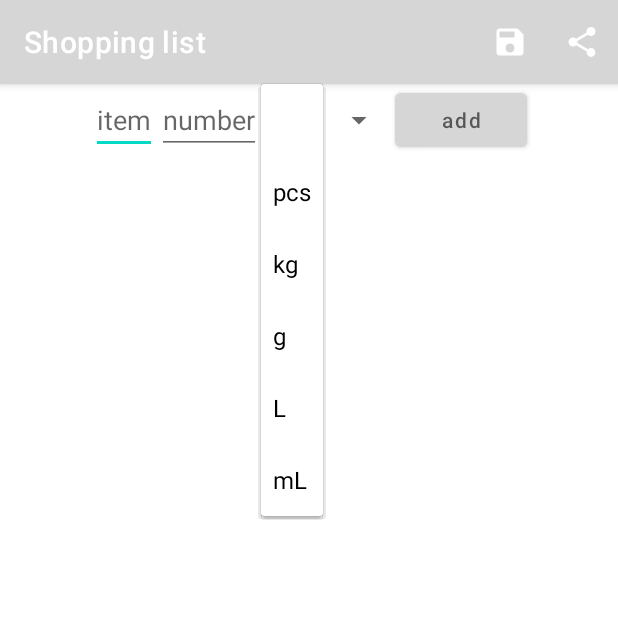
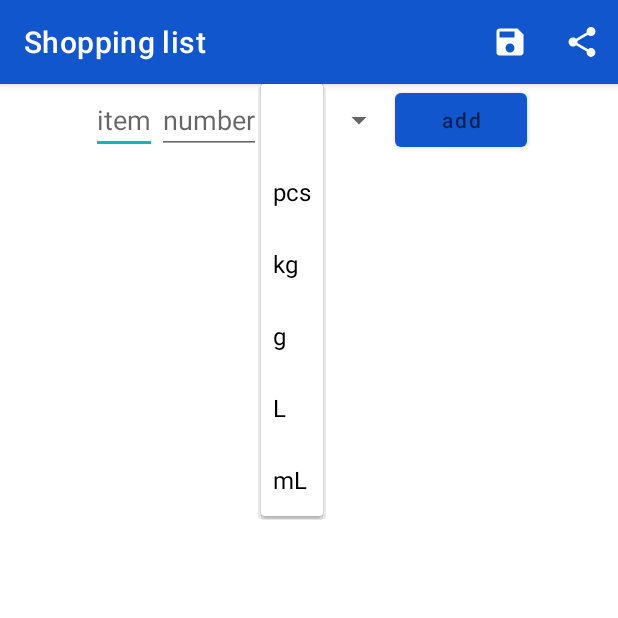
Before and after one commit to JOA-gamedev/Boodschappenlijstje3, an Android app: the screen it shows after launch (MainActivity), after a tap on an icon or button, on a phone screen of 412 x 824 dp, the top half of it. Run offline under Robolectric (Android 15) with nearby library versions, the phone set to English and light mode, and no system bars.

Commit message:
bug fixes

```diff
--- a/app/src/main/java/com/NovaLabs/boodschappenlijstje/MainActivity.java
+++ b/app/src/main/java/com/NovaLabs/boodschappenlijstje/MainActivity.java
@@ -178,16 +178,20 @@ public class MainActivity extends AppCompatActivity {
 
             File file = new File(getCacheDir(),R.string.share_file_name +".txt");
             FileOutputStream fileOutputStream = new FileOutputStream(file);
-            OutputStreamWriter writer = new OutputStreamWriter(fileOutputStream);
-            writer.write(json);
-            writer.close();
-            //get uri form file
+            try (OutputStreamWriter writer = new OutputStreamWriter(fileOutputStream)) {
+                writer.write(json);
+            } catch (IOException e) {
+                e.printStackTrace();
+                fileOutputStream.close();
+            }
 
             Uri uri = FileProvider.getUriForFile(this, this.getApplicationContext().getPackageName() + ".provider", file);
             //share uri
             shareIntent.setAction(Intent.ACTION_SEND);
             shareIntent.putExtra(Intent.EXTRA_STREAM, uri);
             shareIntent.setType("text/*");
+            shareIntent.setFlags(Intent.FLAG_GRANT_WRITE_URI_PERMISSION);
+            shareIntent.setFlags(Intent.FLAG_GRANT_WRITE_URI_PERMISSION);
             Intent chooser = Intent.createChooser(shareIntent, "Share File");
 
             List<ResolveInfo> resInfoList = this.getPackageManager().queryIntentActivities(chooser, PackageManager.MATCH_DEFAULT_ONLY);
@@ -235,6 +239,8 @@ public class MainActivity extends AppCompatActivity {
     @Override
     protected void onPause() {
         super.onPause();
-        saveData();
+        if(super.getIntent().getAction().equals(Intent.ACTION_MAIN)){
+            saveData();
+        }
     }
 }
--- a/app/src/main/res/values-night/themes.xml
+++ b/app/src/main/res/values-night/themes.xml
@@ -2,13 +2,13 @@
     <!-- Base application theme. -->
     <style name="Theme.Boodschappenlijstje" parent="Theme.MaterialComponents.DayNight.DarkActionBar">
         <!-- Primary brand color. -->
-        <item name="colorPrimary">@color/purple_200</item>
-        <item name="colorPrimaryVariant">@color/purple_700</item>
+        <item name="colorPrimary">@color/blue_700</item>
+        <item name="colorPrimaryVariant">@color/blue_500</item>
         <item name="colorOnPrimary">@color/black</item>
         <!-- Secondary brand color. -->
-        <item name="colorSecondary">@color/teal_200</item>
-        <item name="colorSecondaryVariant">@color/teal_200</item>
-        <item name="colorOnSecondary">@color/black</item>
+        <item name="colorSecondary">@color/lightblue_300</item>
+        <item name="colorSecondaryVariant">@color/lightblue_600</item>
+        <item name="colorOnSecondary">@color/white</item>
         <!-- Status bar color. -->
         <item name="android:statusBarColor" tools:targetApi="l">?attr/colorPrimaryVariant</item>
         <!-- Customize your theme here. -->
--- a/app/src/main/res/values/colors.xml
+++ b/app/src/main/res/values/colors.xml
@@ -1,10 +1,11 @@
 <?xml version="1.0" encoding="utf-8"?>
 <resources>
-    <color name="purple_200">#FFBB86FC</color>
-    <color name="purple_500">#FF6200EE</color>
-    <color name="purple_700">#FF3700B3</color>
-    <color name="teal_200">#FF03DAC5</color>
-    <color name="teal_700">#FF018786</color>
-    <color name="black">#FF000000</color>
-    <color name="white">#FFFFFFFF</color>
+    <color name="blue_500">#1156cc</color>
+    <color name="blue_700">#0043b5</color>
+    <color name="blue_200">#9aabe5</color>
+    <color name="lightblue_600">#11b3cc</color>
+    <color name="lightblue_800">#078a99</color>
+    <color name="lightblue_300">#52d6ea</color>
+    <color name="black">#000000</color>
+    <color name="white">#FFFFFF</color>
 </resources>
--- a/app/src/main/res/values/themes.xml
+++ b/app/src/main/res/values/themes.xml
@@ -2,13 +2,13 @@
     <!-- Base application theme. -->
     <style name="Theme.Boodschappenlijstje" parent="Theme.MaterialComponents.DayNight.DarkActionBar">
         <!-- Primary brand color. -->
-        <item name="colorPrimary">@color/ic_launcher_background</item>
-        <item name="colorPrimaryVariant">#4a87e8</item>
+        <item name="colorPrimary">@color/blue_500</item>
+        <item name="colorPrimaryVariant">@color/blue_700</item>
         <item name="colorOnPrimary">@color/white</item>
         <!-- Secondary brand color. -->
-        <item name="colorSecondary">@color/teal_200</item>
-        <item name="colorSecondaryVariant">@color/teal_700</item>
-        <item name="colorOnSecondary">@color/black</item>
+        <item name="colorSecondary">@color/lightblue_600</item>
+        <item name="colorSecondaryVariant">@color/lightblue_800</item>
+        <item name="colorOnSecondary">#FFFFFF</item>
         <!-- Status bar color. -->
         <item name="android:statusBarColor" tools:targetApi="l">?attr/colorPrimaryVariant</item>
         <!-- Customize your theme here. -->
```
Also changed, not shown: 61 other files.
